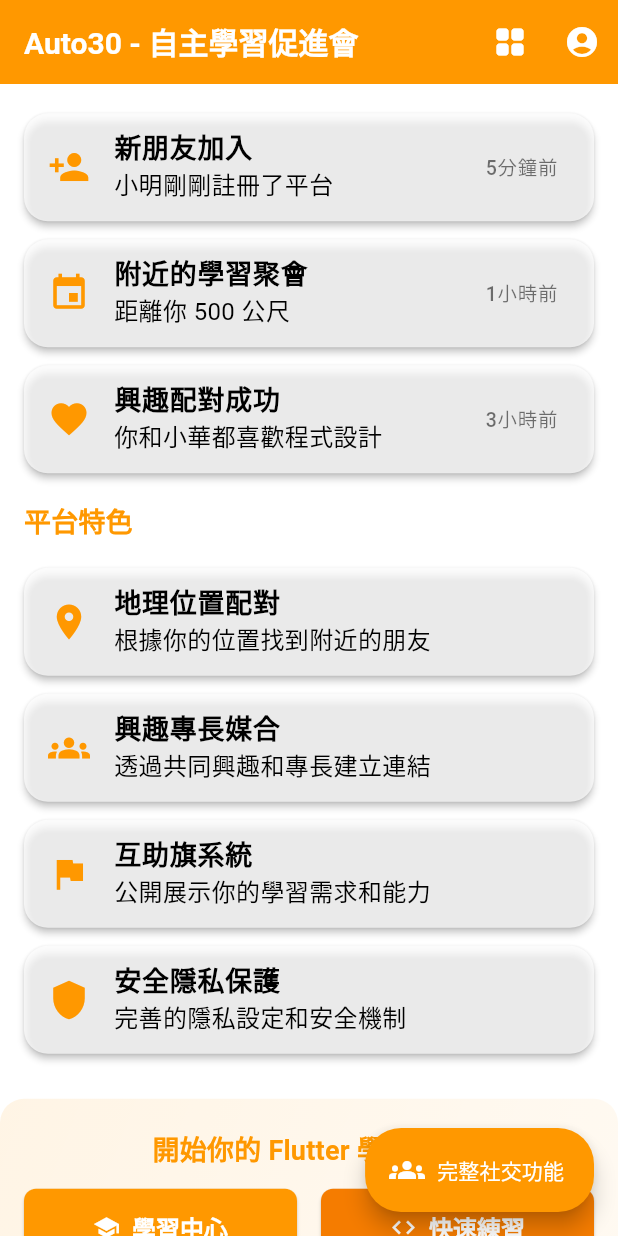
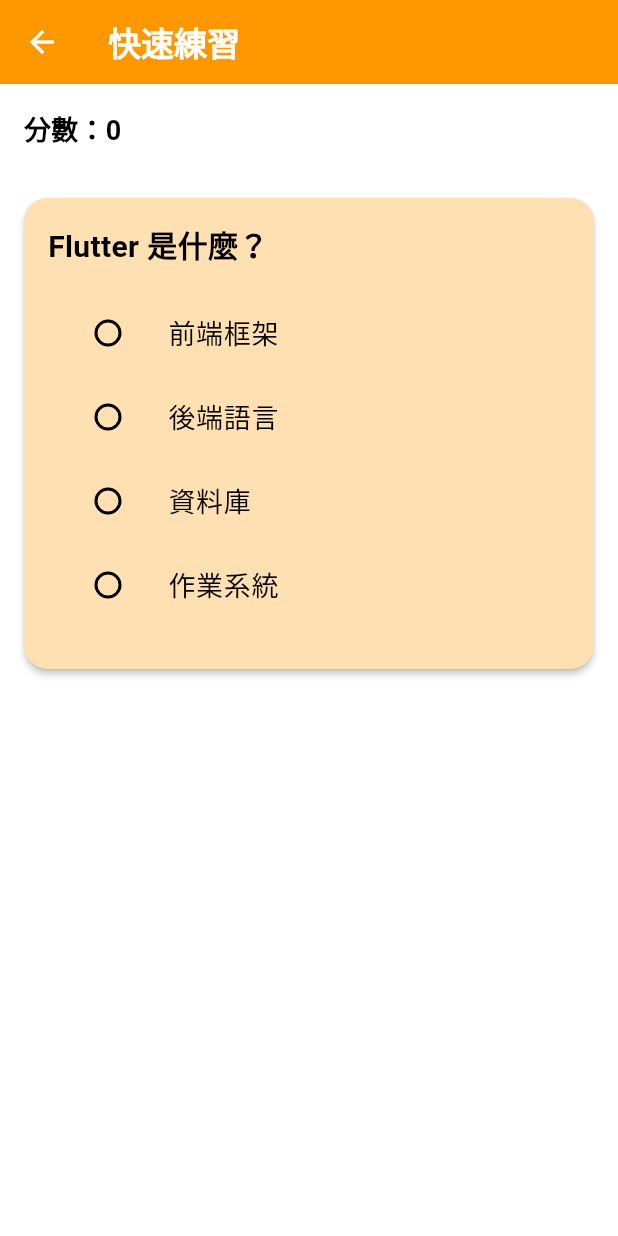
Before and after one commit to 3dw/auto30_next, a Flutter app: the screen it shows once a user with an empty profile is signed in, scrolled down 576 dp, after a tap on "快速練習", on a phone screen of 412 x 824 dp. Run offline on Flutter 3.47's test engine with Material 3 defaults, Android fonts, the phone set to English and light mode, and no system bars; our stand-ins replace firebase_auth, firebase_core, google_sign_in; missing offline and left inert: dart:html, dart:js, dart:ui_web; accounts and stored records are empty.

Commit message:
學習中心頁 快速練習頁

```diff
--- a/lib/features/home/presentation/screens/home_screen.dart
+++ b/lib/features/home/presentation/screens/home_screen.dart
@@ -1,6 +1,8 @@
 import 'package:flutter/material.dart';
 import 'package:provider/provider.dart';
 import 'package:auto30_next/features/auth/presentation/providers/auth_provider.dart';
+import 'package:auto30_next/features/learning_center/presentation/screens/learning_center_screen.dart';
+import 'package:auto30_next/features/quick_practice/presentation/screens/quick_practice_screen.dart';
 
 class HomeScreen extends StatelessWidget {
   const HomeScreen({super.key});
@@ -313,7 +315,11 @@ class _BottomActionSection extends StatelessWidget {
             children: [
               Expanded(
                 child: ElevatedButton.icon(
-                  onPressed: () {},
+                  onPressed: () {
+                    Navigator.of(context).push(
+                      MaterialPageRoute(builder: (_) => const LearningCenterScreen()),
+                    );
+                  },
                   icon: const Icon(Icons.school),
                   label: const Text('學習中心'),
                   style: ElevatedButton.styleFrom(
@@ -327,7 +333,11 @@ class _BottomActionSection extends StatelessWidget {
               const SizedBox(width: 16),
               Expanded(
                 child: ElevatedButton.icon(
-                  onPressed: () {},
+                  onPressed: () {
+                    Navigator.of(context).push(
+                      MaterialPageRoute(builder: (_) => const QuickPracticeScreen()),
+                    );
+                  },
                   icon: const Icon(Icons.code),
                   label: const Text('快速練習'),
                   style: ElevatedButton.styleFrom(
--- /dev/null
+++ b/lib/features/quick_practice/presentation/screens/quick_practice_screen.dart
@@ -0,0 +1,98 @@
+import 'package:flutter/material.dart';
+
+class QuickPracticeScreen extends StatefulWidget {
+  const QuickPracticeScreen({super.key});
+
+  @override
+  State<QuickPracticeScreen> createState() => _QuickPracticeScreenState();
+}
+
+class _QuickPracticeScreenState extends State<QuickPracticeScreen> {
+  int current = 0;
+  int score = 0;
+  bool? isCorrect;
+
+  final questions = [
+    {
+      'question': 'Flutter 是什麼？',
+      'options': ['前端框架', '後端語言', '資料庫', '作業系統'],
+      'answer': 0,
+    },
+    {
+      'question': 'Dart 是什麼？',
+      'options': ['程式語言', '設計工具', '資料庫', '瀏覽器'],
+      'answer': 0,
+    },
+  ];
+
+  void checkAnswer(int idx) {
+    setState(() {
+      isCorrect = idx == questions[current]['answer'];
+      if (isCorrect!) score++;
+    });
+  }
+
+  void nextQuestion() {
+    setState(() {
+      current = (current + 1) % questions.length;
+      isCorrect = null;
+    });
+  }
+
+  @override
+  Widget build(BuildContext context) {
+    final q = questions[current] as Map<String, dynamic>;
+    return Scaffold(
+      appBar: AppBar(title: const Text('快速練習')),
+      body: Padding(
+        padding: const EdgeInsets.all(16),
+        child: Column(
+          crossAxisAlignment: CrossAxisAlignment.start,
+          children: [
+            Text('分數：$score', style: Theme.of(context).textTheme.titleMedium),
+            const SizedBox(height: 24),
+            Card(
+              child: Padding(
+                padding: const EdgeInsets.all(16),
+                child: Column(
+                  crossAxisAlignment: CrossAxisAlignment.start,
+                  children: [
+                    Text(q['question'] as String, style: const TextStyle(fontSize: 20, fontWeight: FontWeight.bold)),
+                    const SizedBox(height: 16),
+                    ...List.generate((q['options'] as List).length, (idx) {
+                      return ListTile(
+                        title: Text((q['options'] as List)[idx]),
+                        leading: Radio<int>(
+                          value: idx,
+                          groupValue: isCorrect == null ? null : q['answer'] as int?,
+                          onChanged: isCorrect == null ? (v) => checkAnswer(idx) : null,
+                        ),
+                      );
+                    }),
+                    if (isCorrect != null)
+                      Padding(
+                        padding: const EdgeInsets.only(top: 12),
+                        child: Text(
+                          isCorrect! ? '答對了！' : '答錯了！',
+                          style: TextStyle(
+                            color: isCorrect! ? Colors.green : Colors.red,
+                            fontWeight: FontWeight.bold,
+                          ),
+                        ),
+                      ),
+                    const SizedBox(height: 12),
+                    if (isCorrect != null)
+                      ElevatedButton(
+                        onPressed: nextQuestion,
+                        child: const Text('下一題'),
+                      ),
+                  ],
+                ),
+              ),
+            ),
+          ],
+        ),
+      ),
+    );
+  }
+}
```
Also changed, not shown: lib/features/learning_center/presentation/screens/learning_center_screen.dart (added, +56 -0 lines).
